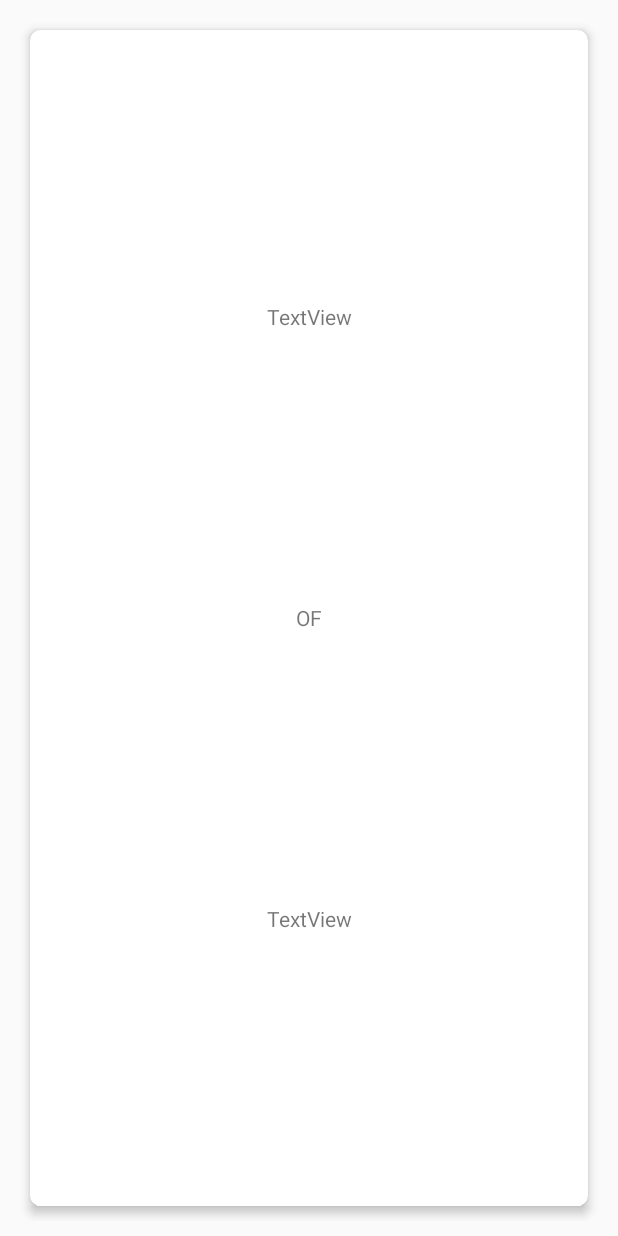
After one commit to JaspervanTilburg/LustrumApp, an Android app: the layout datespel_card_layout.xml on its own in the app's theme, with its tools: preview values and no code run, on a phone screen of 412 x 824 dp. The commit adds this screen. Run offline under Robolectric (Android 15) with nearby library versions, the phone set to English and light mode, and no system bars.

Commit message:
Used swipecards to implement DateSpel cards. Gets questions as JSON object

```diff
--- /dev/null
+++ b/app/src/main/res/layout/datespel_card_layout.xml
@@ -0,0 +1,64 @@
+<?xml version="1.0" encoding="utf-8"?>
+<RelativeLayout
+    android:layout_width="match_parent"
+    xmlns:android="http://schemas.android.com/apk/res/android"
+    xmlns:app="http://schemas.android.com/apk/res-auto"
+    android:layout_height="match_parent"
+    android:layout_margin="10dp">
+
+    <android.support.v7.widget.CardView
+        android:layout_width="match_parent"
+        android:layout_height="match_parent"
+        android:orientation="vertical"
+        android:background="#FFFFFF"
+        android:layout_margin="10dp"
+        app:cardCornerRadius="7dp"
+        app:cardElevation="4dp">
+
+        <RelativeLayout
+            android:layout_width="match_parent"
+            android:layout_height="match_parent">
+
+        <TextView
+            android:id="@+id/datespel_centertext"
+            android:layout_width="match_parent"
+            android:layout_height="wrap_content"
+            android:layout_alignParentEnd="true"
+            android:layout_alignParentLeft="true"
+            android:layout_alignParentRight="true"
+            android:layout_alignParentStart="true"
+            android:layout_centerVertical="true"
+            android:gravity="center"
+            android:text="@string/datespel_of" />
+
+        <TextView
+            android:id="@+id/datespel_uppertext"
+            android:layout_width="match_parent"
+            android:layout_height="wrap_content"
+            android:layout_above="@id/datespel_centertext"
+            android:layout_alignParentEnd="true"
+            android:layout_alignParentLeft="true"
+            android:layout_alignParentRight="true"
+            android:layout_alignParentStart="true"
+            android:layout_alignParentTop="true"
+            android:gravity="center"
+            android:text="TextView" />
+
+        <TextView
+            android:id="@+id/datespel_bottomtext"
+            android:layout_width="match_parent"
+            android:layout_height="wrap_content"
+            android:layout_alignParentBottom="true"
+            android:layout_alignParentEnd="true"
+            android:layout_alignParentLeft="true"
+            android:layout_alignParentRight="true"
+            android:layout_alignParentStart="true"
+            android:layout_below="@id/datespel_centertext"
+            android:gravity="center"
+            android:text="TextView" />
+
+        </RelativeLayout>
+
+    </android.support.v7.widget.CardView>
+
+</RelativeLayout>
--- a/app/src/main/res/values/strings.xml
+++ b/app/src/main/res/values/strings.xml
@@ -2,4 +2,5 @@
     <string name="app_name">LUSTRUM VIRGIEL XXIV</string>
     <string name="action_settings">Settings</string>
     <string name="piekWekenInfoTitel">PIEKWEEKEND &amp; PIEKWEEK</string>
+    <string name="datespel_of">OF</string>
 </resources>
```
Also changed, not shown: app/src/main/assets/datespel.json (added, +62 -0 lines), app/src/main/java/com/example/tudelftsid/lustrumapp/DateSpelAdapter.java (added, +69 -0 lines), app/src/main/java/com/example/tudelftsid/lustrumapp/DateSpelCard.java (added, +73 -0 lines), app/src/main/java/com/example/tudelftsid/lustrumapp/DateSpelVraag.java (added, +35 -0 lines), app/src/main/java/com/example/tudelftsid/lustrumapp/DatespelActivity.java (+31 -0 lines), app/src/main/java/com/example/tudelftsid/lustrumapp/UtilsDateSpel.java (added, +59 -0 lines), app/src/main/res/layout/activity_datespel.xml (+20 -0 lines).
